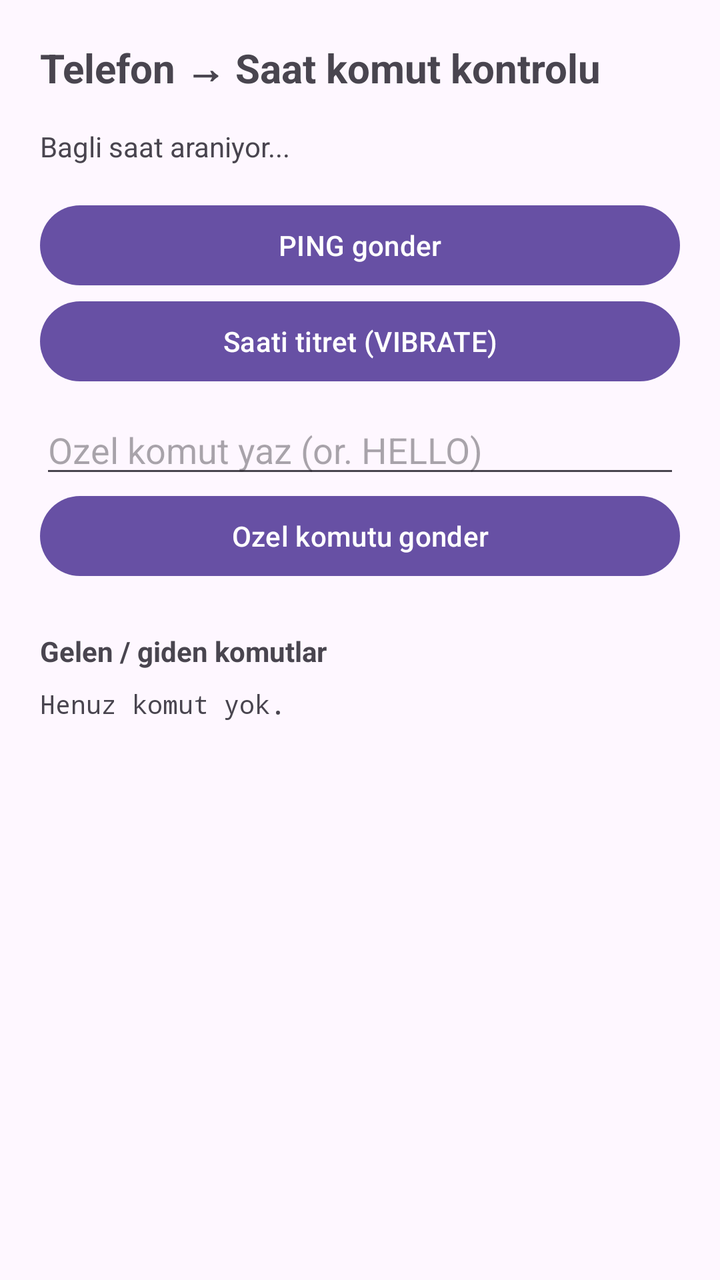
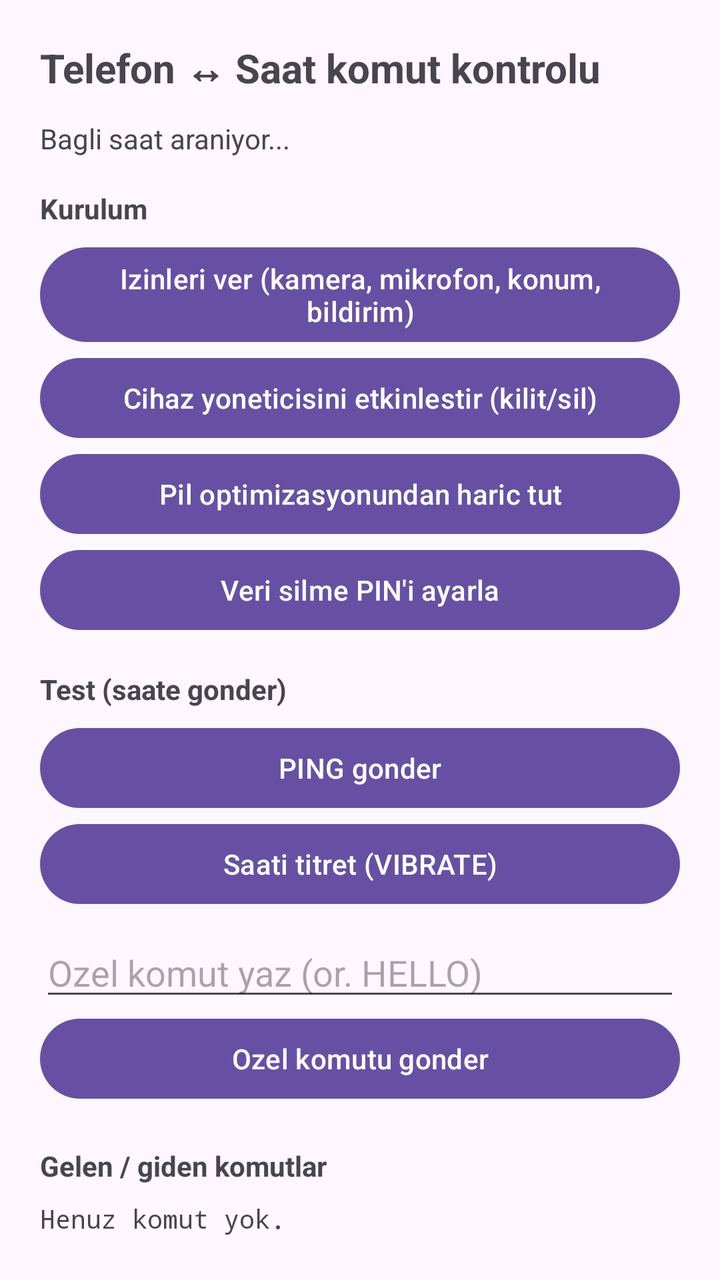

Compare the two renders of this Android layout. The source of the first and the diff that turns it into the second are given below.
<!-- AndroidManifest.xml: application theme Theme.WearCommands -->
<!-- res/layout/activity_main.xml -->
<?xml version="1.0" encoding="utf-8"?>
<ScrollView xmlns:android="http://schemas.android.com/apk/res/android"
    android:layout_width="match_parent"
    android:layout_height="match_parent"
    android:fillViewport="true">

    <LinearLayout
        android:layout_width="match_parent"
        android:layout_height="wrap_content"
        android:orientation="vertical"
        android:padding="20dp">

        <TextView
            android:layout_width="match_parent"
            android:layout_height="wrap_content"
            android:text="@string/title"
            android:textSize="20sp"
            android:textStyle="bold"
            android:paddingBottom="16dp" />

        <TextView
            android:id="@+id/statusText"
            android:layout_width="match_parent"
            android:layout_height="wrap_content"
            android:text="Bagli saat araniyor..."
            android:paddingBottom="16dp" />

        <Button
            android:id="@+id/pingButton"
            android:layout_width="match_parent"
            android:layout_height="wrap_content"
            android:text="@string/btn_send_ping" />

        <Button
            android:id="@+id/vibrateButton"
            android:layout_width="match_parent"
            android:layout_height="wrap_content"
            android:text="@string/btn_send_vibrate" />

        <EditText
            android:id="@+id/commandInput"
            android:layout_width="match_parent"
            android:layout_height="wrap_content"
            android:layout_marginTop="8dp"
            android:hint="@string/hint_command"
            android:inputType="textCapCharacters"
            android:importantForAutofill="no" />

        <Button
            android:id="@+id/customButton"
            android:layout_width="match_parent"
            android:layout_height="wrap_content"
            android:text="@string/btn_send_custom" />

        <TextView
            android:layout_width="match_parent"
            android:layout_height="wrap_content"
            android:text="@string/log_title"
            android:textStyle="bold"
            android:paddingTop="24dp"
            android:paddingBottom="8dp" />

        <TextView
            android:id="@+id/logText"
            android:layout_width="match_parent"
            android:layout_height="wrap_content"
            android:text="@string/log_empty"
            android:fontFamily="monospace"
            android:textSize="13sp" />
    </LinearLayout>
</ScrollView>
<!-- resources referenced by this layout -->
<resources>
  <string name="btn_send_custom">Ozel komutu gonder</string>
  <string name="btn_send_ping">PING gonder</string>
  <string name="btn_send_vibrate">Saati titret (VIBRATE)</string>
  <string name="hint_command">Ozel komut yaz (or. HELLO)</string>
  <string name="log_empty">Henuz komut yok.</string>
  <string name="log_title">Gelen / giden komutlar</string>
  <string name="title">Telefon → Saat komut kontrolu</string>
  <style name="Theme.WearCommands" parent="Theme.Material3.DayNight.NoActionBar" />
</resources>

<!-- the commit's change to res/layout/activity_main.xml (unified diff, before → after) -->
@@ -16,7 +16,7 @@
             android:text="@string/title"
             android:textSize="20sp"
             android:textStyle="bold"
-            android:paddingBottom="16dp" />
+            android:paddingBottom="12dp" />
 
         <TextView
             android:id="@+id/statusText"
@@ -24,6 +24,45 @@
             android:layout_height="wrap_content"
             android:text="Bagli saat araniyor..."
             android:paddingBottom="16dp" />
+
+        <TextView
+            android:layout_width="match_parent"
+            android:layout_height="wrap_content"
+            android:text="@string/setup_title"
+            android:textStyle="bold"
+            android:paddingBottom="6dp" />
+
+        <Button
+            android:id="@+id/permissionsButton"
+            android:layout_width="match_parent"
+            android:layout_height="wrap_content"
+            android:text="@string/btn_permissions" />
+
+        <Button
+            android:id="@+id/adminButton"
+            android:layout_width="match_parent"
+            android:layout_height="wrap_content"
+            android:text="@string/btn_admin" />
+
+        <Button
+            android:id="@+id/batteryButton"
+            android:layout_width="match_parent"
+            android:layout_height="wrap_content"
+            android:text="@string/btn_battery" />
+
+        <Button
+            android:id="@+id/pinButton"
+            android:layout_width="match_parent"
+            android:layout_height="wrap_content"
+            android:text="@string/btn_pin" />
+
+        <TextView
+            android:layout_width="match_parent"
+            android:layout_height="wrap_content"
+            android:text="@string/test_title"
+            android:textStyle="bold"
+            android:paddingTop="16dp"
+            android:paddingBottom="6dp" />
 
         <Button
             android:id="@+id/pingButton"
@@ -57,7 +96,7 @@
             android:layout_height="wrap_content"
             android:text="@string/log_title"
             android:textStyle="bold"
-            android:paddingTop="24dp"
+            android:paddingTop="20dp"
             android:paddingBottom="8dp" />
 
         <TextView
<!-- resource entries referenced after the edit -->
@@ -1,12 +1,18 @@
 <!-- resources referenced by this layout -->
 <resources>
+  <string name="btn_admin">Cihaz yoneticisini etkinlestir (kilit/sil)</string>
+  <string name="btn_battery">Pil optimizasyonundan haric tut</string>
+  <string name="btn_permissions">Izinleri ver (kamera, mikrofon, konum, bildirim)</string>
+  <string name="btn_pin">Veri silme PIN\'i ayarla</string>
   <string name="btn_send_custom">Ozel komutu gonder</string>
   <string name="btn_send_ping">PING gonder</string>
   <string name="btn_send_vibrate">Saati titret (VIBRATE)</string>
   <string name="hint_command">Ozel komut yaz (or. HELLO)</string>
   <string name="log_empty">Henuz komut yok.</string>
   <string name="log_title">Gelen / giden komutlar</string>
-  <string name="title">Telefon → Saat komut kontrolu</string>
+  <string name="setup_title">Kurulum</string>
+  <string name="test_title">Test (saate gonder)</string>
+  <string name="title">Telefon ↔ Saat komut kontrolu</string>
   <style name="Theme.WearCommands" parent="Theme.Material3.DayNight.NoActionBar" />
 </resources>
 
